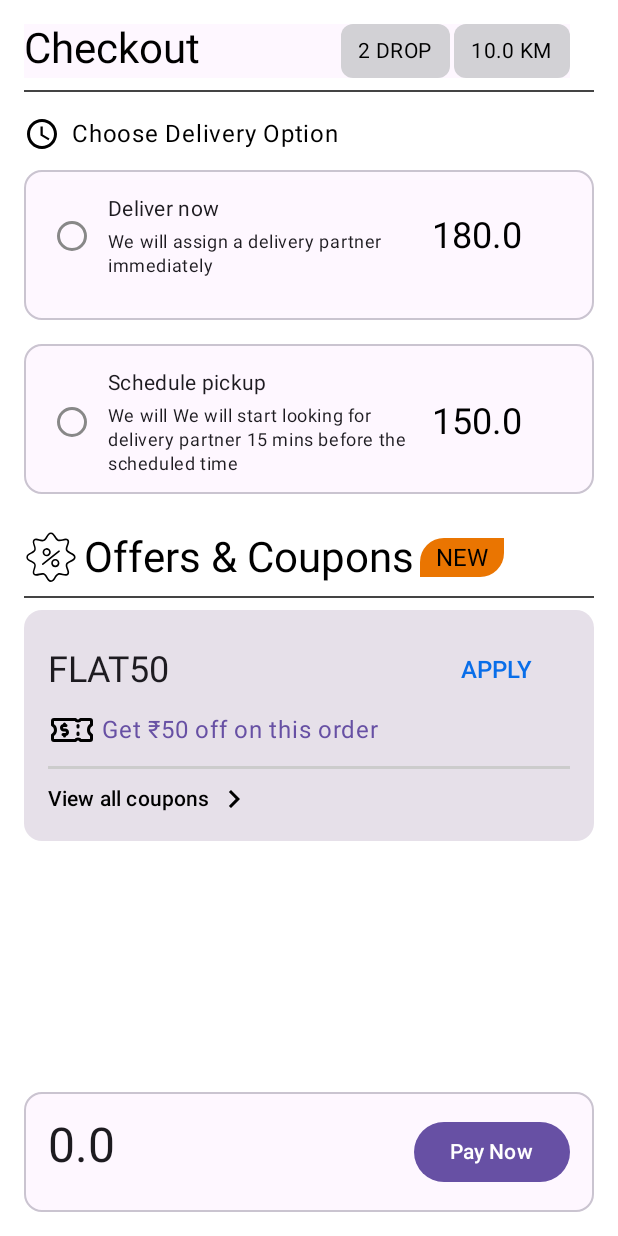
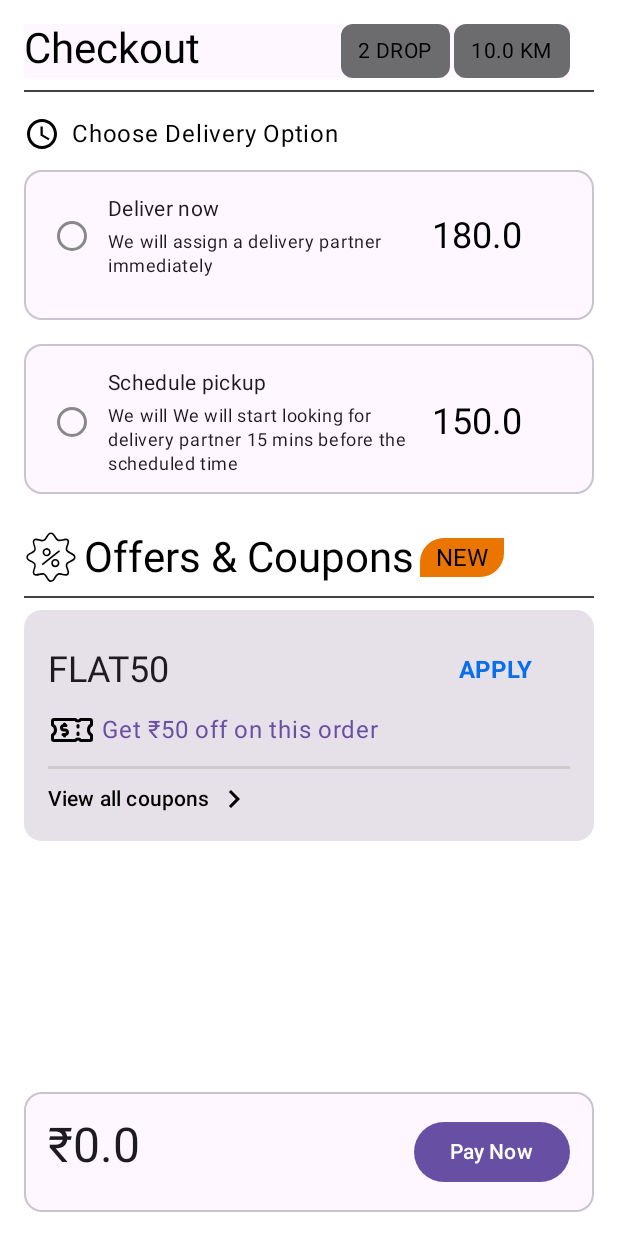
Before and after one commit to sourabhkumar47/PickUpandDrop, an Android app built with Jetpack Compose: the @Preview function CheckoutUIPreview, on a phone screen of 412 x 824 dp. Run offline under Robolectric (Android 15) with nearby library versions, the phone set to English and light mode, and no system bars.

Commit message:
Fix - offer card usability

```diff
--- a/app/src/main/java/com/example/pickupanddrop/delivery/domain/Navigation.kt
+++ b/app/src/main/java/com/example/pickupanddrop/delivery/domain/Navigation.kt
@@ -12,6 +12,7 @@ import com.example.pickupanddrop.delivery.presentation.deliveryDetails.DeliveryD
 import com.example.pickupanddrop.delivery.presentation.locationAndMaps.ChooseLocationScreen
 import com.example.pickupanddrop.presentation.checkout.Checkout
 import com.example.pickupanddrop.presentation.checkout.CheckoutUI
+import com.example.pickupanddrop.presentation.checkout.Discount
 
 @Composable
 fun NavigationForMaps(
@@ -27,7 +28,7 @@ fun NavigationForMaps(
         }
 
         composable("checkout") { // Add this composable
-            CheckoutUI(checkout  = Checkout())
+            CheckoutUI(checkout  = Checkout(), discount = Discount())
         }
     }
 }
--- a/app/src/main/java/com/example/pickupanddrop/presentation/checkout/Cards.kt
+++ b/app/src/main/java/com/example/pickupanddrop/presentation/checkout/Cards.kt
@@ -25,19 +25,19 @@ import androidx.compose.material3.RadioButtonDefaults
 import androidx.compose.material3.Text
 import androidx.compose.runtime.Composable
 import androidx.compose.runtime.MutableState
+import androidx.compose.runtime.mutableFloatStateOf
 import androidx.compose.ui.Alignment
 import androidx.compose.ui.Modifier
 import androidx.compose.ui.draw.clip
 import androidx.compose.ui.graphics.Color
-import androidx.compose.ui.graphics.Shape
 import androidx.compose.ui.res.colorResource
 import androidx.compose.ui.res.painterResource
 import androidx.compose.ui.tooling.preview.Preview
 import androidx.compose.ui.unit.dp
 import com.example.pickupanddrop.R
-import androidx.compose.foundation.layout.size
+import androidx.compose.runtime.mutableStateOf
+import androidx.compose.runtime.remember
 import androidx.compose.ui.text.font.FontWeight
-import androidx.compose.ui.unit.Dp
 import androidx.compose.ui.unit.sp
 
 
@@ -122,10 +122,13 @@ fun DeliveryOption(
 @Composable
 fun OfferCard(
     discount: Discount,
+    appliedDiscount: MutableState<Boolean>,
     onApplyClicked: () -> Unit,
     onShowAllOffersClicked: () -> Unit,
     modifier: Modifier = Modifier
 ) {
+    val applied = remember { mutableStateOf(false) }
+
     Card(
         modifier = modifier
             .fillMaxWidth()
@@ -141,13 +144,20 @@ fun OfferCard(
                     modifier = Modifier.weight(1f)
                 )
                 Button(
-                    onClick = onApplyClicked,
+                    onClick = {
+                        onApplyClicked()
+                        appliedDiscount.value = !appliedDiscount.value
+//                        applied.value = !applied.value
+                    },
                     colors = ButtonDefaults.outlinedButtonColors()
                 ) {
                     Text(
-                        text = "APPLY",
+                        text = if (appliedDiscount.value) "APPLIED" else "APPLY",
                         fontSize = MaterialTheme.typography.bodyLarge.fontSize,
-                        color = colorResource(id = R.color.lightBlue)
+                        fontWeight = FontWeight.Bold,
+                        color =
+                        if (appliedDiscount.value) colorResource(id = R.color.grey)
+                        else colorResource(id = R.color.lightBlue)
                     )
                 }
             }
@@ -239,6 +249,7 @@ fun OfferCardPreview() {
             discountAmount = 50
         ),
         onApplyClicked = {},
+        appliedDiscount = remember { mutableStateOf(false) },
         onShowAllOffersClicked = {}
     )
 }
--- a/app/src/main/java/com/example/pickupanddrop/presentation/checkout/CheckoutScreen.kt
+++ b/app/src/main/java/com/example/pickupanddrop/presentation/checkout/CheckoutScreen.kt
@@ -39,6 +39,7 @@ import com.google.android.gms.maps.model.LatLng
 @Composable
 fun CheckoutUI(
     checkout: Checkout,
+    discount: Discount,
     modifier: Modifier = Modifier
 ) {
     Column(
@@ -51,7 +52,7 @@ fun CheckoutUI(
         val extra = 30
         val pricePerKm = 15
 
-        val selectedDeliveryOption = remember { mutableStateOf("") }
+        checkout.distance = 10f
 
         Row(
             modifier = Modifier
@@ -121,6 +122,18 @@ fun CheckoutUI(
 
         val selectedPrice = remember { mutableFloatStateOf(0f) }
 
+        val selectedDeliveryOption = remember { mutableStateOf("") }
+        val discountedPrice = remember { mutableFloatStateOf(0f) }
+
+        val appliedDiscount = remember { mutableStateOf(false) }
+
+        val calculateSelectedPrice: (Float) -> Unit = { price ->
+            selectedPrice.floatValue = price
+            if (!appliedDiscount.value) {
+                discountedPrice.floatValue = price
+            }
+        }
+
         Column {
 
             DeliveryOption(
@@ -131,7 +144,10 @@ fun CheckoutUI(
                 selectedOption = selectedDeliveryOption,
                 onSelected = {
                     selectedDeliveryOption.value = "Deliver now"
-                    selectedPrice.floatValue = checkout.distance * pricePerKm + extra
+//                    selectedPrice.floatValue = checkout.distance * pricePerKm + extra
+                    val newPrice = checkout.distance * pricePerKm + extra
+                    selectedPrice.floatValue = newPrice
+//                    discountedPrice.floatValue = newPrice
                 }
             )
 
@@ -146,7 +162,10 @@ fun CheckoutUI(
                 selectedOption = selectedDeliveryOption,
                 onSelected = {
                     selectedDeliveryOption.value = "Schedule pickup"
-                    selectedPrice.floatValue = checkout.distance * pricePerKm
+//                    selectedPrice.floatValue = checkout.distance * pricePerKm
+                    val newPrice = checkout.distance * pricePerKm
+                    selectedPrice.floatValue = newPrice
+//                    discountedPrice.floatValue = newPrice
                 }
             )
         }
@@ -192,8 +211,23 @@ fun CheckoutUI(
                 discountCode = "FLAT50",
                 discountAmount = 50,
             ),
-            onApplyClicked = { },
+            appliedDiscount = appliedDiscount,
+            onApplyClicked = {
+//                appliedDiscount.value = !appliedDiscount.value
+//                if (appliedDiscount.value) {
+//                    discountedPrice.floatValue = selectedPrice.floatValue - discount.discountAmount
+//                } else {
+//                    discountedPrice.floatValue = selectedPrice.floatValue
+//                }
+            },
             onShowAllOffersClicked = { })
+
+        // Calculate final price after applying discount
+        val finalPrice = if (appliedDiscount.value) {
+            selectedPrice.floatValue - discount.discountAmount
+        } else {
+            selectedPrice.floatValue
+        }
 
         Column(
             modifier = Modifier
@@ -208,7 +242,7 @@ fun CheckoutUI(
                         .padding(all = 16.dp)
                 ) {
                     Text(
-                        text = "${selectedPrice.floatValue}",
+                        text = "₹${finalPrice}",
                         style = MaterialTheme.typography.headlineLarge,
                         modifier = Modifier.weight(0.5f)
                     )
@@ -230,6 +264,10 @@ fun CheckoutUIPreview() {
         checkout = Checkout(
             drops = 2,
             distance = 10f
+        ),
+        discount = Discount(
+            discountCode = "FLAT50",
+            discountAmount = 50
         )
     )
 }
--- a/app/src/main/res/values/colors.xml
+++ b/app/src/main/res/values/colors.xml
@@ -9,6 +9,6 @@
     <color name="white">#FFFFFFFF</color>
     <color name="lightBlue">#FF096EE9</color>
     <color name="body">#4E4B66</color>
-    <color name="grey">#D2D1D5</color>
+    <color name="grey">#6C6B6E</color>
     <color name="orange">#EA7501</color>
 </resources>
```
